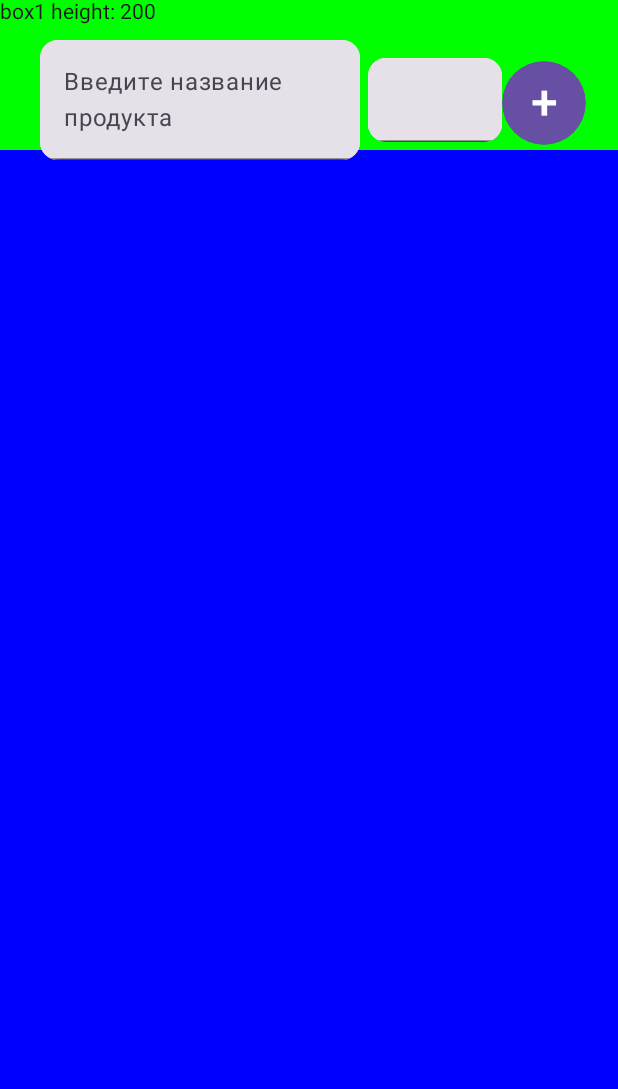
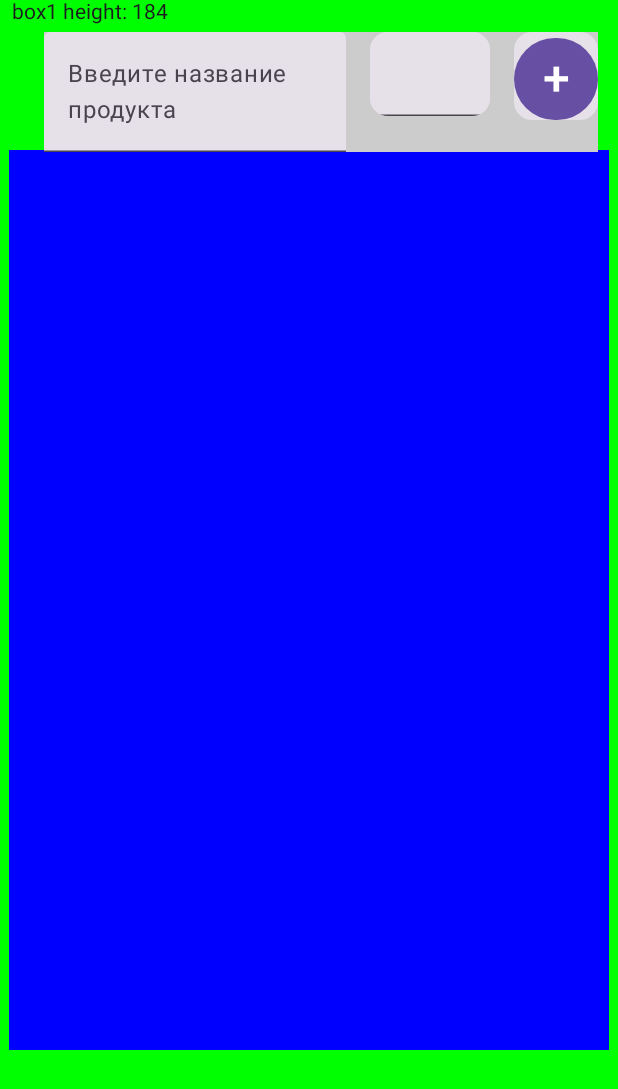
Before and after one commit to AndreyKan86/CaloriesApp, an Android app built with Jetpack Compose: the screen it shows after launch (MainActivity), on a phone screen of 412 x 824 dp. Shown: the top 1089 px of the screen. Run offline under Robolectric (Android 15) with nearby library versions, the phone set to English and light mode, and no system bars; our stand-ins replace Room's generated code, constraintlayout-compose.

Commit message:
Начало работы над таблицей вывода

```diff
--- a/app/build.gradle.kts
+++ b/app/build.gradle.kts
@@ -15,7 +15,6 @@ android {
         targetSdk = 35
         versionCode = 1
         versionName = "1.0"
-
         testInstrumentationRunner = "androidx.test.runner.AndroidJUnitRunner"
     }
 
@@ -38,6 +37,9 @@ android {
     buildFeatures {
         compose = true
     }
+    composeOptions {
+        kotlinCompilerExtensionVersion = "1.5.1" // Или более новая версия
+    }
 }
 
 dependencies {
@@ -58,7 +60,7 @@ dependencies {
     implementation(libs.androidx.core.ktx)
     implementation(libs.androidx.lifecycle.runtime.ktx)
     implementation(libs.androidx.activity.compose)
-    implementation(platform(libs.androidx.compose.bom))
+    implementation(platform(libs.androidx.compose.bom)) // Убедитесь, что версия актуальна
     implementation(libs.androidx.ui)
     implementation(libs.androidx.ui.graphics)
     implementation(libs.androidx.ui.tooling.preview)
@@ -66,7 +68,7 @@ dependencies {
     testImplementation(libs.junit)
     androidTestImplementation(libs.androidx.junit)
     androidTestImplementation(libs.androidx.espresso.core)
-    androidTestImplementation(platform(libs.androidx.compose.bom))
+    androidTestImplementation(platform(libs.androidx.compose.bom)) // Убедитесь, что версия актуальна
     androidTestImplementation(libs.androidx.ui.test.junit4)
     debugImplementation(libs.androidx.ui.tooling)
     debugImplementation(libs.androidx.ui.test.manifest)
--- a/app/src/main/java/com/example/caloriesapp/ui/composable/AllScreen.kt
+++ b/app/src/main/java/com/example/caloriesapp/ui/composable/AllScreen.kt
@@ -3,6 +3,9 @@ package com.example.caloriesapp.ui.composable
 import androidx.compose.foundation.background
 import androidx.compose.foundation.layout.Box
 import androidx.compose.foundation.layout.fillMaxSize
+import androidx.compose.foundation.layout.fillMaxWidth
+import androidx.compose.foundation.layout.height
+import androidx.compose.foundation.layout.width
 import androidx.compose.material3.Text
 import androidx.compose.runtime.Composable
 import androidx.compose.runtime.getValue
@@ -25,6 +28,7 @@ import com.example.caloriesapp.viewmodel.AppViewModel
 fun SplitScreen() {
     val firstViewModel: AppViewModel = viewModel()
     ConstraintLayout( modifier = Modifier.background(Color.Green)
+        .fillMaxWidth()
     ) {
 
         val (box1, box2) = createRefs()
@@ -35,9 +39,10 @@ fun SplitScreen() {
         Box( modifier = Modifier
             .constrainAs(box1) {
                 top.linkTo(parent.top)
-                start.linkTo(parent.start)
+                start.linkTo(parent.start, margin = 16.dp)
                 end.linkTo(parent.end)
             }
+            .fillMaxWidth()
             .onGloballyPositioned { coordinates ->
                 box1Height = with(density) { coordinates.size.height }
             }
@@ -49,17 +54,16 @@ fun SplitScreen() {
         }
 
         Box(modifier = Modifier
-            .fillMaxSize()
+            .width(400.dp)
+            .height(600.dp)
             .background(Color.Blue)
             .constrainAs(box2) {
-                top.linkTo(parent.top, margin = box1Height.dp)
-                bottom.linkTo(parent.bottom)
+                top.linkTo(parent.top, margin = 100.dp)
                 start.linkTo(parent.start)
                 end.linkTo(parent.end)
             }
             .zIndex(0f),
             contentAlignment = Alignment.TopCenter
-
         )
         {
             SavedProductsScreen(viewModel = firstViewModel)
--- a/app/src/main/java/com/example/caloriesapp/ui/composable/ProductSearchScreen.kt
+++ b/app/src/main/java/com/example/caloriesapp/ui/composable/ProductSearchScreen.kt
@@ -1,7 +1,7 @@
 package com.example.caloriesapp.ui.composable
 
+import androidx.compose.foundation.background
 import androidx.compose.foundation.clickable
-import androidx.compose.foundation.layout.Arrangement
 import androidx.compose.foundation.layout.Box
 import com.example.caloriesapp.data.model.Product
 import androidx.compose.foundation.layout.Column
@@ -27,7 +27,6 @@ import androidx.compose.runtime.remember
 import androidx.compose.ui.Alignment
 import androidx.compose.ui.Modifier
 import androidx.compose.ui.draw.alpha
-import androidx.compose.ui.draw.clip
 import androidx.compose.ui.focus.FocusManager
 import androidx.compose.ui.focus.FocusRequester
 import androidx.compose.ui.focus.focusRequester
@@ -39,6 +38,8 @@ import androidx.compose.ui.text.style.TextAlign
 import androidx.compose.ui.unit.dp
 import androidx.compose.ui.unit.sp
 import androidx.compose.ui.zIndex
+import androidx.constraintlayout.compose.ConstraintLayout
+import androidx.constraintlayout.compose.Dimension
 import com.example.caloriesapp.data.model.SavedProduct
 import com.example.caloriesapp.viewmodel.AppViewModel
 import kotlinx.coroutines.delay
@@ -162,50 +163,65 @@ fun ProductItem(product: Product, onClick: () -> Unit) {
 // Строка с полем поиска, кнопкой добавления и весом
 @Composable
 fun SearchBar(viewModel: AppViewModel, focusManager: FocusManager, focusRequester: FocusRequester) {
-
-    Column {
-        Row(
+        ConstraintLayout(
             modifier = Modifier
                 .fillMaxWidth()
                 .padding(5.dp)
-                .height(IntrinsicSize.Min),
-            verticalAlignment = Alignment.CenterVertically,
-            horizontalArrangement = Arrangement.SpaceBetween
-            //horizontalArrangement = Arrangement.Start
+                .background(Color.LightGray)
         ) {
-            Box(modifier = Modifier.weight(3f))
+            val (box1, box2, box3) = createRefs()
+            Box(
+                modifier = Modifier.constrainAs(box1){
+                    top.linkTo(parent.top)
+                    start.linkTo(parent.start)
+                    end.linkTo(box2.start)
+                    width = Dimension.fillToConstraints
+                }
+            )
             {
                 searchBox(viewModel, focusManager)
             }
-            Box(modifier = Modifier.weight(1.2f))
+            Box(
+                modifier = Modifier.constrainAs(box2){
+                    top.linkTo(parent.top)
+                    start.linkTo(box1.end, margin = 16.dp)
+                    end.linkTo(box3.start)
+                    width = Dimension.value(80.dp)
+                }
+            )
             {
                 weightProduct(viewModel, focusManager, focusRequester)
             }
-            Box(modifier = Modifier.width(56.dp))
+            Box(
+                modifier = Modifier.constrainAs(box3){
+                    top.linkTo(parent.top)
+                    start.linkTo(box2.end, margin = 16.dp)
+                    end.linkTo(parent.end)
+                    width = Dimension.value(56.dp)
+                }
+            )
             {
                 addButton(viewModel, focusManager)
             }
         }
-    }
 }
 
 //Окно поиска продуктов
 @Composable
 fun searchBox(viewModel: AppViewModel, focusManager: FocusManager) {
     val searchQuery by viewModel.searchQuery.collectAsState()
-
-    Column(modifier = Modifier.padding(5.dp)) {
-        Card {
+        Box(
+            Modifier.fillMaxWidth()
+        ) {
             TextField(
                 value = searchQuery,
                 onValueChange = { newQuery ->
                     viewModel.updateSearchQuery(newQuery)
                 },
                 label = { Text("Введите название продукта") },
-                //modifier = Modifier.fillMaxWidth(0.65f)
+                modifier = Modifier.fillMaxWidth()
             )
         }
-    }
 }
 
 // Окно для ввода веса продуктов
@@ -218,7 +234,7 @@ fun weightProduct(viewModel: AppViewModel, focusManager: FocusManager, focusRequ
             onValueChange = { viewModel.updateWeightProduct(it) },
             keyboardOptions = KeyboardOptions(keyboardType = KeyboardType.Number),
             modifier = Modifier
-                //.fillMaxWidth(0.6f)
+                .fillMaxWidth()
                 .focusRequester(focusRequester),
             singleLine = true
         )
@@ -231,9 +247,8 @@ fun addButton(viewModel: AppViewModel, focusManager: FocusManager) {
     val weightProduct by viewModel.weightProduct.collectAsState()
     val selectedProduct by viewModel.selectedProduct.collectAsState()
 
-    Box(
-        modifier = Modifier.fillMaxWidth(),
-        contentAlignment = Alignment.TopEnd
+    Card(
+        modifier = Modifier.fillMaxWidth()
     ) {
         Button(
             onClick = {
@@ -242,9 +257,8 @@ fun addButton(viewModel: AppViewModel, focusManager: FocusManager) {
                 focusManager.clearFocus()
             },
             modifier = Modifier
+                .fillMaxWidth()
                 .padding(top = 4.dp)
-                .size(56.dp)
-                .clip(CircleShape)
         ) {
             Text(
                 text = "+",
```
Also changed, not shown: app/src/main/java/com/example/caloriesapp/ui/composable/ProductListScreen.kt (+0 -7 lines), 4 other files.
